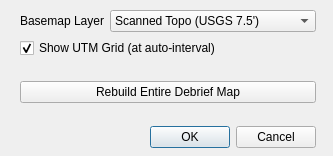
The window that debriefOptionsDialog.ui (ncssar/plans_console) describes before a commit, drawn with Qt 5.
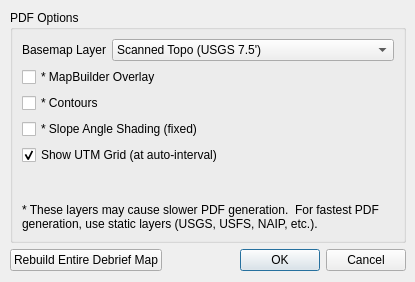
The same window after the commit. Icons and pictures are not drawn.

Commit message:
use PDF layer options; other work
rework debrief options GUI layout, entries, and callbacks; incorporate options to generated PDF; handle failed PDF generation; reset PDF button(s) after rebuild; some PDF button rework (still WIP); improve sartopo_python getFeatures failure handling

What changed in the file:
```diff
--- a/debriefOptionsDialog.ui
+++ b/debriefOptionsDialog.ui
@@ -6,8 +6,8 @@
    <rect>
     <x>0</x>
     <y>0</y>
-    <width>333</width>
-    <height>156</height>
+    <width>415</width>
+    <height>282</height>
    </rect>
   </property>
   <property name="windowTitle">
@@ -16,12 +16,20 @@
   <widget class="QWidget" name="layoutWidget">
    <property name="geometry">
     <rect>
-     <x>20</x>
+     <x>10</x>
      <y>10</y>
-     <width>296</width>
-     <height>138</height>
+     <width>396</width>
+     <height>261</height>
     </rect>
    </property>
+   <layout class="QVBoxLayout" name="verticalLayout_2">
+    <item>
+     <widget class="QGroupBox" name="groupBox">
+      <property name="title">
+       <string>PDF Options</string>
+      </property>
+      <layout class="QHBoxLayout" name="horizontalLayout_2">
+       <item>
    <layout class="QVBoxLayout" name="verticalLayout">
     <item>
      <layout class="QHBoxLayout" name="horizontalLayout">
@@ -33,7 +41,13 @@
        </widget>
       </item>
       <item>
-       <widget class="QComboBox" name="comboBox">
+            <widget class="QComboBox" name="layerComboBox">
+             <property name="sizePolicy">
+              <sizepolicy hsizetype="Expanding" vsizetype="Fixed">
+               <horstretch>0</horstretch>
+               <verstretch>0</verstretch>
+              </sizepolicy>
+             </property>
         <item>
          <property name="text">
           <string>Scanned Topo (USGS 7.5')</string>
@@ -64,7 +78,28 @@
      </layout>
     </item>
     <item>
-     <widget class="QCheckBox" name="checkBox">
+          <widget class="QCheckBox" name="mapBuilderOverlayCheckbox">
+           <property name="text">
+            <string>* MapBuilder Overlay</string>
+           </property>
+          </widget>
+         </item>
+         <item>
+          <widget class="QCheckBox" name="contoursCheckbox">
+           <property name="text">
+            <string>* Contours</string>
+           </property>
+          </widget>
+         </item>
+         <item>
+          <widget class="QCheckBox" name="slopeShadingCheckbox">
+           <property name="text">
+            <string>* Slope Angle Shading (fixed)</string>
+           </property>
+          </widget>
+         </item>
+         <item>
+          <widget class="QCheckBox" name="utmGridCheckbox">
       <property name="text">
        <string>Show UTM Grid (at auto-interval)</string>
       </property>
@@ -74,7 +109,7 @@
      </widget>
     </item>
     <item>
-     <spacer name="verticalSpacer_2">
+          <spacer name="verticalSpacer">
       <property name="orientation">
        <enum>Qt::Vertical</enum>
       </property>
@@ -86,6 +121,30 @@
       </property>
      </spacer>
     </item>
+         <item>
+          <widget class="QLabel" name="label_2">
+           <property name="text">
+            <string>* These layers may cause slower PDF generation.  For fastest PDF generation, use static layers (USGS, USFS, NAIP, etc.).</string>
+           </property>
+           <property name="wordWrap">
+            <bool>true</bool>
+           </property>
+          </widget>
+         </item>
+        </layout>
+       </item>
+      </layout>
+      <zorder>layoutWidget</zorder>
+      <zorder>slopeShadingCheckbox</zorder>
+      <zorder>utmGridCheckbox</zorder>
+      <zorder>contoursCheckbox</zorder>
+      <zorder>mapBuilderOverlayCheckbox</zorder>
+      <zorder></zorder>
+      <zorder></zorder>
+     </widget>
+    </item>
+    <item>
+     <layout class="QHBoxLayout" name="horizontalLayout_3">
     <item>
      <widget class="QPushButton" name="rebuildAllButton">
       <property name="text">
@@ -98,14 +157,14 @@
      </widget>
     </item>
     <item>
-     <spacer name="verticalSpacer">
+       <spacer name="horizontalSpacer">
       <property name="orientation">
-       <enum>Qt::Vertical</enum>
+         <enum>Qt::Horizontal</enum>
       </property>
       <property name="sizeHint" stdset="0">
        <size>
-        <width>20</width>
-        <height>40</height>
+          <width>40</width>
+          <height>20</height>
        </size>
       </property>
      </spacer>
@@ -121,6 +180,8 @@
      </widget>
     </item>
    </layout>
+    </item>
+   </layout>
   </widget>
  </widget>
  <resources>
```
Left out of the diff: 51 changed lines with no effect on the pictures. Lines whose indentation alone changed are shown as unchanged. The commit also changes 4 other files.
